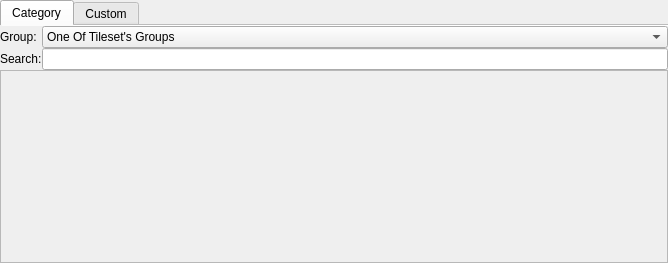
This is Editor/main_window/dock/tileset_item_box.ui in SpencerEverly/Moondust-Project as Qt 5 draws it before an edit. The edited form follows.
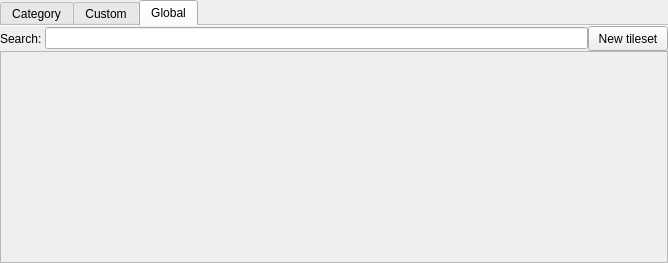
This is the edited form.

Commit message: global tilesets, search improvements in tileset itembox and music selection

Diff of the .ui file:
```diff
--- a/Editor/main_window/dock/tileset_item_box.ui
+++ b/Editor/main_window/dock/tileset_item_box.ui
@@ -48,7 +48,7 @@
     <item row="0" column="0">
      <widget class="QTabWidget" name="TileSetsCategories">
       <property name="currentIndex">
-       <number>0</number>
+       <number>2</number>
       </property>
       <property name="documentMode">
        <bool>true</bool>
@@ -176,6 +176,68 @@
         </item>
        </layout>
       </widget>
+      <widget class="QWidget" name="global_cat">
+       <attribute name="title">
+        <string notr="true">Global</string>
+       </attribute>
+       <layout class="QGridLayout" name="gridLayout_28">
+        <property name="leftMargin">
+         <number>0</number>
+        </property>
+        <property name="topMargin">
+         <number>0</number>
+        </property>
+        <property name="rightMargin">
+         <number>0</number>
+        </property>
+        <property name="bottomMargin">
+         <number>0</number>
+        </property>
+        <property name="spacing">
+         <number>0</number>
+        </property>
+        <item row="0" column="1">
+         <widget class="QLineEdit" name="globalTilesetSearchEdit"/>
+        </item>
+        <item row="0" column="0">
+         <widget class="QLabel" name="label_88">
+          <property name="text">
+           <string>Search: </string>
+          </property>
+         </widget>
+        </item>
+        <item row="0" column="2">
+         <widget class="QPushButton" name="newTileset">
+          <property name="minimumSize">
+           <size>
+            <width>0</width>
+            <height>25</height>
+           </size>
+          </property>
+          <property name="text">
+           <string>New tileset</string>
+          </property>
+         </widget>
+        </item>
+        <item row="1" column="0" colspan="3">
+         <widget class="QScrollArea" name="globalTilesets">
+          <property name="widgetResizable">
+           <bool>true</bool>
+          </property>
+          <widget class="QWidget" name="scrollAreaWidgetContents">
+           <property name="geometry">
+            <rect>
+             <x>0</x>
+             <y>0</y>
+             <width>666</width>
+             <height>189</height>
+            </rect>
+           </property>
+          </widget>
+         </widget>
+        </item>
+       </layout>
+      </widget>
      </widget>
     </item>
    </layout>
```
The commit also changes 13 other files.
